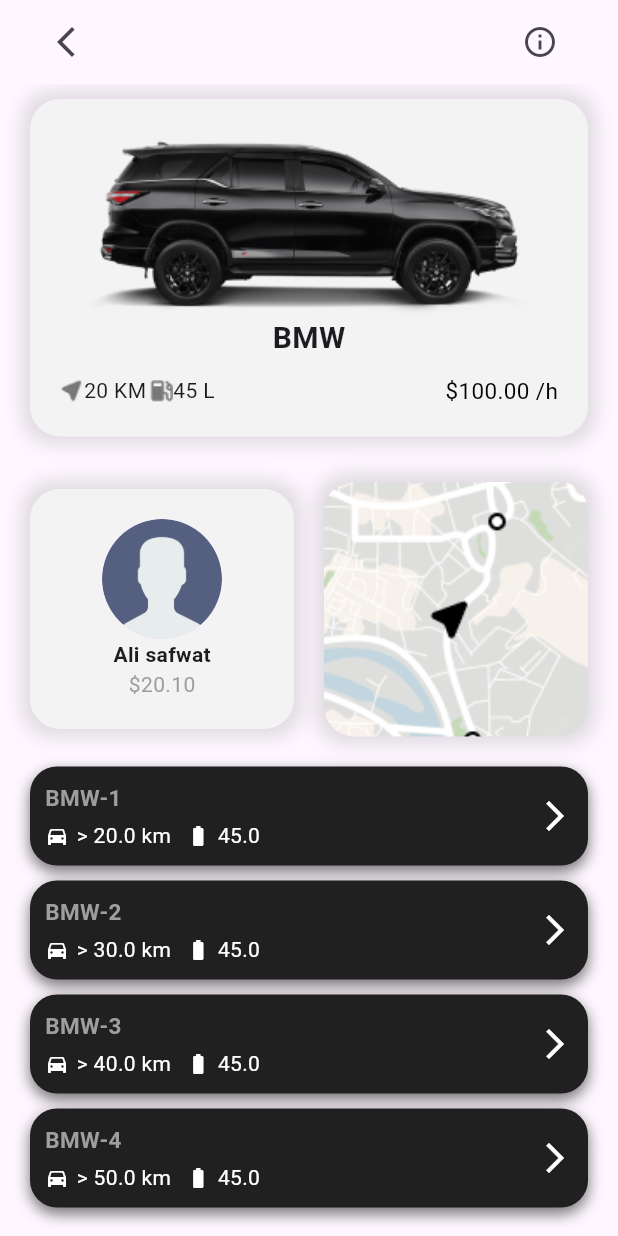
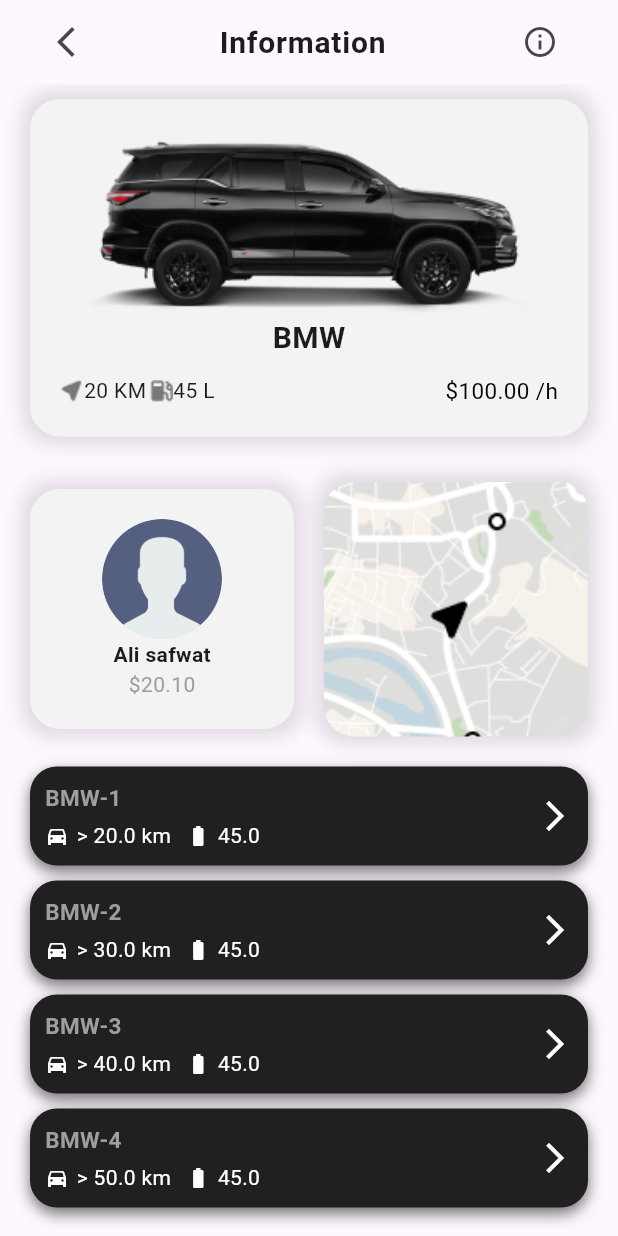
Before and after one commit to ali72-20/rent_car, a Flutter app: the CarDetailsScreen screen opened by its route, on a phone screen of 412 x 824 dp. Run offline on Flutter 3.47's test engine with Material 3 defaults, Android fonts, the phone set to English and light mode, and no system bars; our stand-ins replace firebase_core, flutter_bloc, get_it, go_router, injectable; accounts and stored records are empty; generated files the repository leaves out were written again.

Commit message:
add: car details screen title

```diff
--- a/lib/core/utilities/localization/app_ar.arb
+++ b/lib/core/utilities/localization/app_ar.arb
@@ -4,5 +4,6 @@
   "premiumAndPrestigeCarDailyRental": "قسط وبريستيج لتأجير السيارات اليومية",
   "experienceTheThrillAtALowerPrice": "استمتع بالإثارة بسعر أقل",
   "letsGo": "هيا بنا",
-  "chooseYourCar": "اختر سيارتك"
+  "chooseYourCar": "اختر سيارتك",
+  "information": "البيانات"
 }
--- a/lib/core/utilities/localization/app_en.arb
+++ b/lib/core/utilities/localization/app_en.arb
@@ -26,5 +26,10 @@
   "letsGo" : "Let's go",
   "@letsGo": {
     "description": "Let's go"
+  },
+
+  "information" : "Information",
+  "@information": {
+    "description": "Information"
   }
 }
--- a/lib/presentation/pages/car_details_screen.dart
+++ b/lib/presentation/pages/car_details_screen.dart
@@ -1,9 +1,11 @@
 import 'package:flutter/material.dart';
+import 'package:rent_car/core/utilities/styles.dart';
 import 'package:rent_car/presentation/widgets/map_card.dart';
 import 'package:rent_car/presentation/widgets/more_cards.dart';
 import 'package:rent_car/presentation/widgets/user_card.dart';
 import '../../domain/entities/car_entity.dart';
 import '../widgets/car_details_card.dart';
+import 'package:flutter_gen/gen_l10n/app_localizations.dart';
 
 class CarDetailsScreen extends StatelessWidget {
   const CarDetailsScreen({super.key});
@@ -12,9 +14,10 @@
   Widget build(BuildContext context) {
     return Scaffold(
       appBar: AppBar(
-        title: const ListTile(
-          leading: Icon(Icons.arrow_back_ios_new),
-          trailing: Icon(Icons.info_outline),
+        title:  ListTile(
+          leading: const Icon(Icons.arrow_back_ios_new),
+          title: Text(AppLocalizations.of(context)!.information, style: Styles.style20, textAlign: TextAlign.center,),
+          trailing: const Icon(Icons.info_outline),
         ),
       ),
       body: Column(
```
